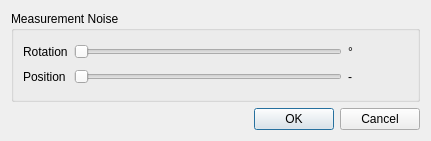
Old version of the form filter-kalman/ftnoir_kalman_filtercontrols.ui in the repository opentrack/opentrack.
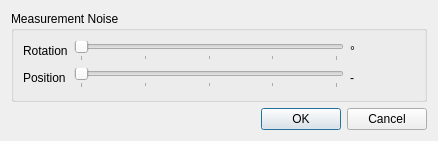
New version of the form. Icons and pictures are not drawn.

Commit message: filter/kalman: log sliders that only change a single decimal digit at a time when moved

The edit to the form file:
```diff
--- a/filter-kalman/ftnoir_kalman_filtercontrols.ui
+++ b/filter-kalman/ftnoir_kalman_filtercontrols.ui
@@ -9,7 +9,7 @@
    <rect>
     <x>0</x>
     <y>0</y>
-    <width>431</width>
+    <width>438</width>
     <height>141</height>
    </rect>
   </property>
@@ -52,11 +52,14 @@
       <item row="0" column="1">
        <widget class="QSlider" name="noiseRotSlider">
         <property name="maximum">
-         <number>10000</number>
+         <number>400</number>
         </property>
         <property name="singleStep">
          <number>1</number>
         </property>
+        <property name="pageStep">
+         <number>100</number>
+        </property>
         <property name="tracking">
          <bool>true</bool>
         </property>
@@ -67,10 +70,10 @@
          <bool>false</bool>
         </property>
         <property name="tickPosition">
-         <enum>QSlider::NoTicks</enum>
+         <enum>QSlider::TicksBelow</enum>
         </property>
         <property name="tickInterval">
-         <number>10</number>
+         <number>100</number>
         </property>
        </widget>
       </item>
@@ -84,16 +87,19 @@
       <item row="1" column="1">
        <widget class="QSlider" name="noisePosSlider">
         <property name="maximum">
-         <number>10000</number>
+         <number>400</number>
+        </property>
+        <property name="pageStep">
+         <number>100</number>
         </property>
         <property name="orientation">
          <enum>Qt::Horizontal</enum>
         </property>
         <property name="tickPosition">
-         <enum>QSlider::NoTicks</enum>
+         <enum>QSlider::TicksBelow</enum>
         </property>
         <property name="tickInterval">
-         <number>10</number>
+         <number>100</number>
         </property>
        </widget>
       </item>
@@ -101,7 +107,7 @@
        <widget class="QLabel" name="noiseRotLabel">
         <property name="minimumSize">
          <size>
-          <width>60</width>
+          <width>65</width>
           <height>0</height>
          </size>
         </property>
@@ -114,7 +120,7 @@
        <widget class="QLabel" name="noisePosLabel">
         <property name="minimumSize">
          <size>
-          <width>60</width>
+          <width>65</width>
           <height>0</height>
          </size>
         </property>
```
The commit also changes 1 other file.
